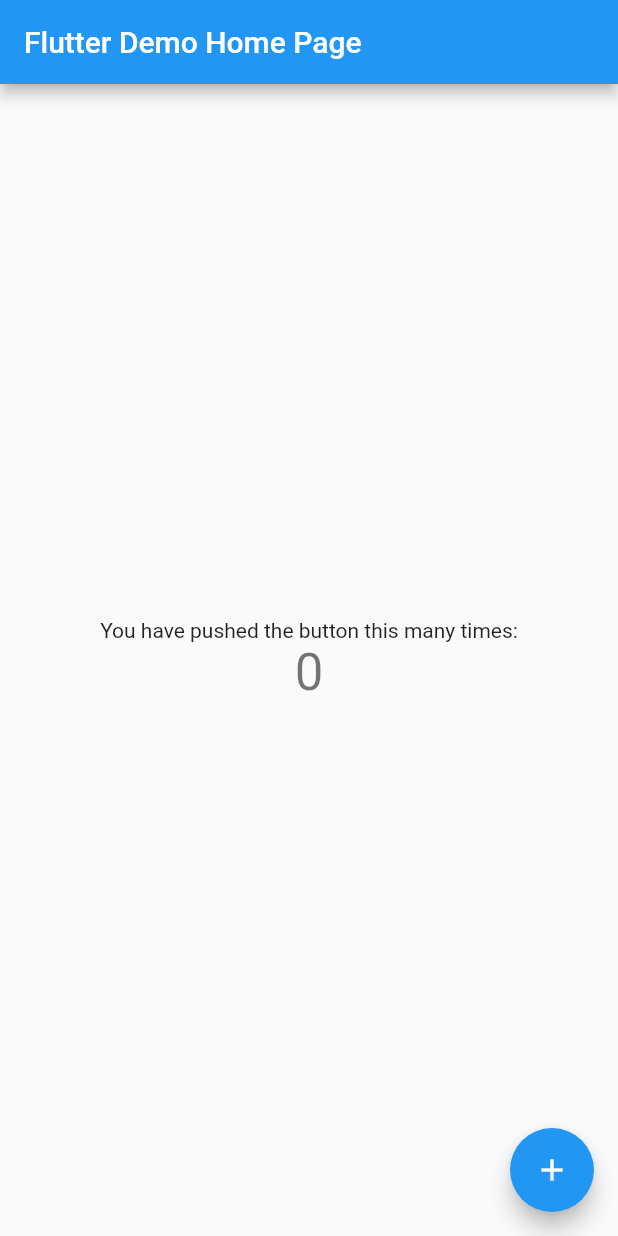
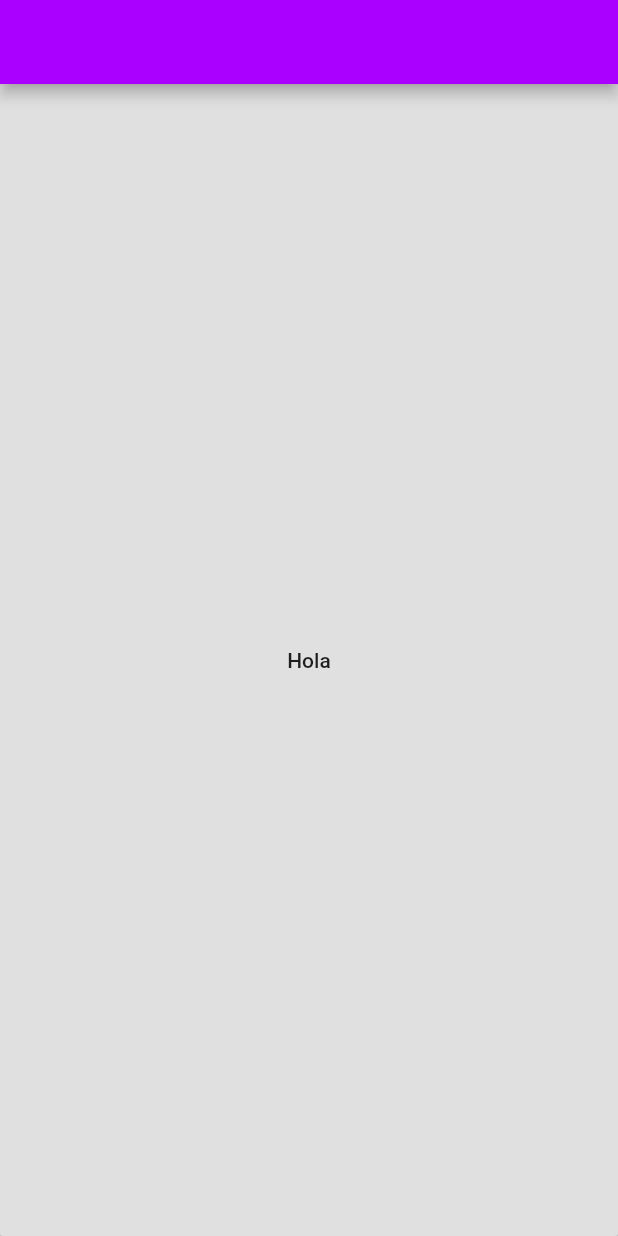
Before and after one commit to dijad/fulltimeforce-test, a Flutter app: the screen it shows after launch, on a phone screen of 412 x 824 dp. Run offline on Flutter 3.47's test engine with Material 2 defaults, Android fonts, the phone set to English and light mode, and no system bars; our stand-ins replace get; missing offline and left inert: slimy_card.

Commit message:
recepción de datos y diseño de tarjetas de Commit

```diff
--- /dev/null
+++ b/frontend/lib/logic/Commit.dart
@@ -0,0 +1,27 @@
+class Commit {
+  late String sha;
+  late String distinct;
+  late String email;
+  late String name;
+  late String url;
+  late String message;
+
+  Commit({
+    required this.sha,
+    required this.distinct,
+    required this.email,
+    required this.name,
+    required this.url,
+    required this.message,
+  });
+
+  factory Commit.fromJson(Map<String, dynamic> json) {
+    return Commit(
+        sha: json["sha"] as String,
+        distinct: json["distinct"] == true ? 'true' : 'false',
+        email: json["author"]["email"] as String,
+        name: json["author"]["name"] as String,
+        url: json["url"] as String,
+        message: json["message"] as String);
+  }
+}
--- a/frontend/lib/main.dart
+++ b/frontend/lib/main.dart
@@ -1,113 +1,11 @@
 import 'package:flutter/material.dart';
+import 'package:frontend/pages/commits.dart';
 
-void main() {
-  runApp(MyApp());
-}
+void main() => runApp(MyApp());
 
 class MyApp extends StatelessWidget {
-  // This widget is the root of your application.
   @override
   Widget build(BuildContext context) {
-    return MaterialApp(
-      title: 'Flutter Demo',
-      theme: ThemeData(
-        // This is the theme of your application.
-        //
-        // Try running your application with "flutter run". You'll see the
-        // application has a blue toolbar. Then, without quitting the app, try
-        // changing the primarySwatch below to Colors.green and then invoke
-        // "hot reload" (press "r" in the console where you ran "flutter run",
-        // or simply save your changes to "hot reload" in a Flutter IDE).
-        // Notice that the counter didn't reset back to zero; the application
-        // is not restarted.
-        primarySwatch: Colors.blue,
-      ),
-      home: MyHomePage(title: 'Flutter Demo Home Page'),
-    );
+    return MaterialApp(home: CommitsPage());
   }
 }
-
-class MyHomePage extends StatefulWidget {
-  MyHomePage({Key? key, required this.title}) : super(key: key);
-
-  // This widget is the home page of your application. It is stateful, meaning
-  // that it has a State object (defined below) that contains fields that affect
-  // how it looks.
-
-  // This class is the configuration for the state. It holds the values (in this
-  // case the title) provided by the parent (in this case the App widget) and
-  // used by the build method of the State. Fields in a Widget subclass are
-  // always marked "final".
-
-  final String title;
-
-  @override
-  _MyHomePageState createState() => _MyHomePageState();
-}
-
-class _MyHomePageState extends State<MyHomePage> {
-  int _counter = 0;
-
-  void _incrementCounter() {
-    setState(() {
-      // This call to setState tells the Flutter framework that something has
-      // changed in this State, which causes it to rerun the build method below
-      // so that the display can reflect the updated values. If we changed
-      // _counter without calling setState(), then the build method would not be
-      // called again, and so nothing would appear to happen.
-      _counter++;
-    });
-  }
-
-  @override
-  Widget build(BuildContext context) {
-    // This method is rerun every time setState is called, for instance as done
-    // by the _incrementCounter method above.
-    //
-    // The Flutter framework has been optimized to make rerunning build methods
-    // fast, so that you can just rebuild anything that needs updating rather
-    // than having to individually change instances of widgets.
-    return Scaffold(
-      appBar: AppBar(
-        // Here we take the value from the MyHomePage object that was created by
-        // the App.build method, and use it to set our appbar title.
-        title: Text(widget.title),
-      ),
-      body: Center(
-        // Center is a layout widget. It takes a single child and positions it
-        // in the middle of the parent.
-        child: Column(
-          // Column is also a layout widget. It takes a list of children and
-          // arranges them vertically. By default, it sizes itself to fit its
-          // children horizontally, and tries to be as tall as its parent.
-          //
-          // Invoke "debug painting" (press "p" in the console, choose the
-          // "Toggle Debug Paint" action from the Flutter Inspector in Android
-          // Studio, or the "Toggle Debug Paint" command in Visual Studio Code)
-          // to see the wireframe for each widget.
-          //
-          // Column has various properties to control how it sizes itself and
-          // how it positions its children. Here we use mainAxisAlignment to
-          // center the children vertically; the main axis here is the vertical
-          // axis because Columns are vertical (the cross axis would be
-          // horizontal).
-          mainAxisAlignment: MainAxisAlignment.center,
-          children: <Widget>[
-            Text(
-              'You have pushed the button this many times:',
-            ),
-            Text(
-              '$_counter',
-              style: Theme.of(context).textTheme.headline4,
-            ),
-          ],
-        ),
-      ),
-      floatingActionButton: FloatingActionButton(
-        onPressed: _incrementCounter,
-        tooltip: 'Increment',
-        child: Icon(Icons.add),
-      ), // This trailing comma makes auto-formatting nicer for build methods.
-    );
-  }
-}
--- /dev/null
+++ b/frontend/lib/pages/commits.dart
@@ -0,0 +1,34 @@
+import 'package:flutter/material.dart';
+import 'package:frontend/logic/Controller.commits.dart';
+import 'package:frontend/pages/card.dart';
+import 'package:get/state_manager.dart';
+
+class CommitsPage extends StatelessWidget {
+  @override
+  Widget build(BuildContext context) {
+    final ControllerCommit _ctrlCommits = ControllerCommit();
+    return GetBuilder(
+        init: _ctrlCommits,
+        builder: (_) => Scaffold(
+            appBar: AppBar(backgroundColor: Colors.purpleAccent[700]),
+            body: Container(
+                color: Colors.grey[300],
+                width: double.infinity,
+                height: MediaQuery.of(context).size.height,
+                child: RaisedButton(
+                  child: Text('Hola'),
+                  onPressed: () {
+                    _ctrlCommits.parseCommits();
+                  },
+                ) /*GridView.count(
+                  crossAxisCount: 3,
+                  padding: EdgeInsets.all(20),
+                  crossAxisSpacing: 0, // entre columnas
+                  mainAxisSpacing: 0, //entre filas
+                  children: <Widget>[
+                    //cards
+                  ],
+                )*/
+                )));
+  }
+}
```
Also changed, not shown: frontend/lib/logic/Controller.commits.dart (added, +25 -0 lines), frontend/lib/pages/card.dart (added, +132 -0 lines), frontend/pubspec.yaml (+4 -3 lines), frontend/pubspec.lock, 4 other files.
